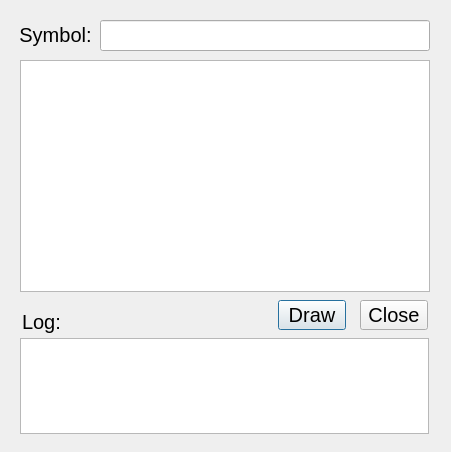
Qt form sample.ui (ChenYingChou/py-qt5-sample) before a commit.
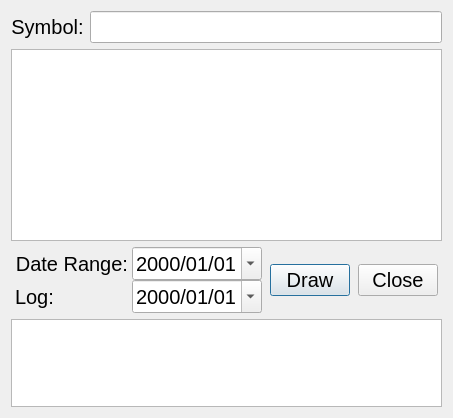
The same form after that commit.

Commit message: Add date range selection, and adjust the form layout.

```diff
--- a/sample.ui
+++ b/sample.ui
@@ -9,8 +9,8 @@
    <rect>
     <x>0</x>
     <y>0</y>
-    <width>451</width>
-    <height>452</height>
+    <width>424</width>
+    <height>418</height>
    </rect>
   </property>
   <property name="font">
@@ -21,25 +21,11 @@
   <property name="windowTitle">
    <string>Stock Close Price Chart</string>
   </property>
-  <widget class="QLineEdit" name="editStkid">
-   <property name="geometry">
-    <rect>
-     <x>100</x>
-     <y>20</y>
-     <width>330</width>
-     <height>31</height>
-    </rect>
-   </property>
-  </widget>
+  <layout class="QVBoxLayout" name="verticalLayout_3">
+   <item>
+    <layout class="QHBoxLayout" name="horizontalLayout">
+     <item>
   <widget class="QLabel" name="label">
-   <property name="geometry">
-    <rect>
-     <x>20</x>
-     <y>19</y>
-     <width>71</width>
-     <height>31</height>
-    </rect>
-   </property>
    <property name="text">
     <string>Symbol:</string>
    </property>
@@ -47,40 +33,32 @@
     <set>Qt::AlignCenter</set>
    </property>
   </widget>
-  <widget class="QPushButton" name="btnRun">
-   <property name="geometry">
-    <rect>
-     <x>278</x>
-     <y>300</y>
-     <width>68</width>
-     <height>30</height>
-    </rect>
-   </property>
-   <property name="text">
-    <string>Draw</string>
-   </property>
-  </widget>
-  <widget class="QPushButton" name="btnClose">
-   <property name="geometry">
-    <rect>
-     <x>360</x>
-     <y>300</y>
-     <width>68</width>
-     <height>30</height>
-    </rect>
-   </property>
-   <property name="text">
-    <string>Close</string>
-   </property>
-  </widget>
+     </item>
+     <item>
+      <widget class="QLineEdit" name="editStkid">
+       <property name="minimumSize">
+        <size>
+         <width>250</width>
+         <height>32</height>
+        </size>
+       </property>
+      </widget>
+     </item>
+    </layout>
+   </item>
+   <item>
   <widget class="QListWidget" name="listStock">
-   <property name="geometry">
-    <rect>
-     <x>20</x>
-     <y>60</y>
-     <width>410</width>
-     <height>232</height>
-    </rect>
+     <property name="sizePolicy">
+      <sizepolicy hsizetype="Expanding" vsizetype="Expanding">
+       <horstretch>0</horstretch>
+       <verstretch>19</verstretch>
+      </sizepolicy>
+     </property>
+     <property name="minimumSize">
+      <size>
+       <width>400</width>
+       <height>192</height>
+      </size>
    </property>
    <property name="font">
     <font>
@@ -100,27 +78,128 @@
     <bool>true</bool>
    </property>
   </widget>
+   </item>
+   <item>
+    <layout class="QHBoxLayout" name="horizontalLayout_3">
+     <property name="spacing">
+      <number>4</number>
+     </property>
+     <property name="leftMargin">
+      <number>4</number>
+     </property>
+     <item>
+      <layout class="QVBoxLayout" name="verticalLayout_2">
+       <property name="spacing">
+        <number>0</number>
+       </property>
+       <item>
+        <widget class="QLabel" name="label_3">
+         <property name="text">
+          <string>Date Range:</string>
+         </property>
+         <property name="alignment">
+          <set>Qt::AlignRight|Qt::AlignTrailing|Qt::AlignVCenter</set>
+         </property>
+        </widget>
+       </item>
+       <item>
   <widget class="QLabel" name="label_2">
-   <property name="geometry">
-    <rect>
-     <x>22</x>
-     <y>310</y>
-     <width>61</width>
-     <height>24</height>
-    </rect>
-   </property>
    <property name="text">
     <string>Log:</string>
    </property>
   </widget>
+       </item>
+      </layout>
+     </item>
+     <item>
+      <layout class="QVBoxLayout" name="verticalLayout">
+       <property name="spacing">
+        <number>0</number>
+       </property>
+       <item>
+        <widget class="QDateEdit" name="dateStart">
+         <property name="sizePolicy">
+          <sizepolicy hsizetype="Fixed" vsizetype="Fixed">
+           <horstretch>0</horstretch>
+           <verstretch>0</verstretch>
+          </sizepolicy>
+         </property>
+         <property name="displayFormat">
+          <string>yyyy/MM/dd</string>
+         </property>
+         <property name="calendarPopup">
+          <bool>true</bool>
+         </property>
+        </widget>
+       </item>
+       <item>
+        <widget class="QDateEdit" name="dateEnd">
+         <property name="sizePolicy">
+          <sizepolicy hsizetype="Fixed" vsizetype="Fixed">
+           <horstretch>0</horstretch>
+           <verstretch>0</verstretch>
+          </sizepolicy>
+         </property>
+         <property name="displayFormat">
+          <string>yyyy/MM/dd</string>
+         </property>
+         <property name="calendarPopup">
+          <bool>true</bool>
+         </property>
+        </widget>
+       </item>
+      </layout>
+     </item>
+     <item>
+      <widget class="QWidget" name="widget" native="true">
+       <property name="sizePolicy">
+        <sizepolicy hsizetype="Fixed" vsizetype="Fixed">
+         <horstretch>0</horstretch>
+         <verstretch>0</verstretch>
+        </sizepolicy>
+       </property>
+       <layout class="QHBoxLayout" name="horizontalLayout_4">
+        <property name="spacing">
+         <number>8</number>
+        </property>
+        <property name="leftMargin">
+         <number>4</number>
+        </property>
+        <property name="rightMargin">
+         <number>4</number>
+        </property>
+        <item>
+         <widget class="QPushButton" name="btnRun">
+          <property name="text">
+           <string>Draw</string>
+          </property>
+         </widget>
+        </item>
+        <item>
+         <widget class="QPushButton" name="btnClose">
+          <property name="text">
+           <string>Close</string>
+          </property>
+         </widget>
+        </item>
+       </layout>
+      </widget>
+     </item>
+    </layout>
+   </item>
+   <item>
   <widget class="QPlainTextEdit" name="txtLog">
-   <property name="geometry">
-    <rect>
-     <x>20</x>
-     <y>338</y>
-     <width>409</width>
-     <height>96</height>
-    </rect>
+     <property name="minimumSize">
+      <size>
+       <width>0</width>
+       <height>82</height>
+      </size>
+     </property>
+     <property name="maximumSize">
+      <size>
+       <width>16777215</width>
+       <height>170</height>
+      </size>
    </property>
    <property name="font">
     <font>
@@ -134,6 +213,9 @@
    <property name="readOnly">
     <bool>true</bool>
    </property>
+     <property name="plainText">
+      <string/>
+     </property>
    <property name="tabStopWidth">
     <number>4</number>
    </property>
@@ -141,8 +223,8 @@
     <set>Qt::TextBrowserInteraction</set>
    </property>
   </widget>
-  <zorder>editStkid</zorder>
-  <zorder>label</zorder>
+   </item>
+  </layout>
   <zorder>listStock</zorder>
   <zorder>label_2</zorder>
   <zorder>btnRun</zorder>
```
Left out of the diff: 9 changed lines with no effect on the pictures. Lines whose indentation alone changed are shown as unchanged. The commit also changes 1 other file.
